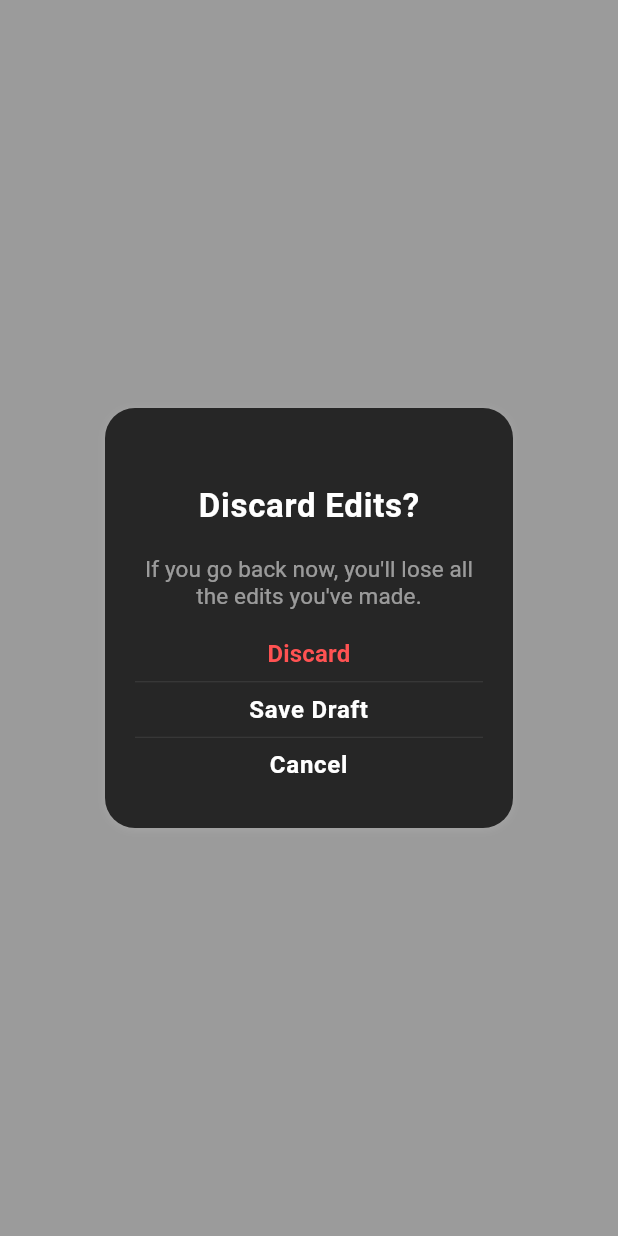
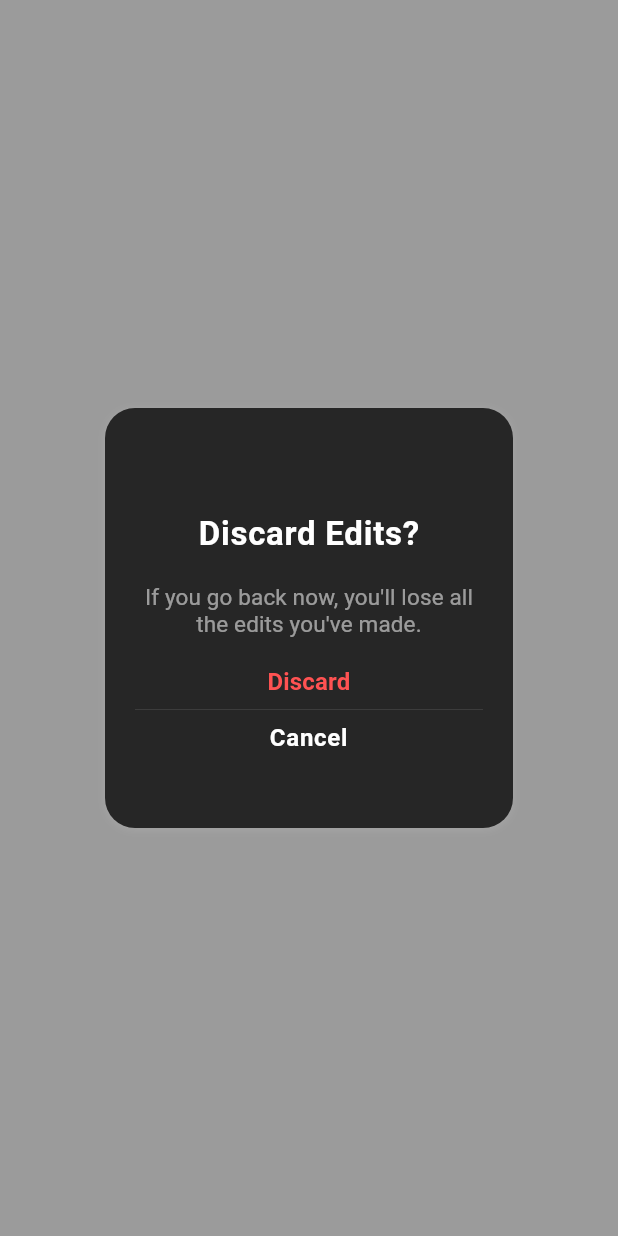
Before and after one commit to kalpesh2421/stories_editor, a Flutter app: what exitDialog() shows on an empty page, opened directly with empty values, on a phone screen of 412 x 824 dp. Run offline on Flutter 3.47's test engine with Material 2 defaults, Android fonts, the phone set to English and light mode, and no system bars; our stand-ins replace animated_text_kit, fluttertoast, image_gallery_saver, permission_handler, photo_view, share_plus; missing offline and left inert: align_positioned, ffmpeg_kit_flutter_min_gpl, gallery_media_picker, modal_gif_picker, perfect_freehand; project files that could hold a hidden picture were left out.

Commit message:
remove save draft option from exit popup

```diff
--- a/lib/src/presentation/utils/modal_sheets.dart
+++ b/lib/src/presentation/utils/modal_sheets.dart
@@ -108,48 +108,48 @@ Future<bool> exitDialog({required context, required contentKey}) async {
                       textAlign: TextAlign.center,
                     ),
                   ),
-                  const SizedBox(
-                    height: 18,
-                    child: Divider(
-                      color: Colors.white10,
-                    ),
-                  ),
-
-                  /// save and exit
-                  AnimatedOnTapButton(
-                    onTap: () async {
-                      final _paintingProvider =
-                          Provider.of<PaintingNotifier>(context, listen: false);
-                      final _widgetProvider =
-                          Provider.of<DraggableWidgetNotifier>(context,
-                              listen: false);
-                      if (_paintingProvider.lines.isNotEmpty ||
-                          _widgetProvider.draggableWidget.isNotEmpty) {
-                        /// save image
-                        var response = await takePicture(
-                            contentKey: contentKey,
-                            context: context,
-                            saveToGallery: true);
-                        if (response) {
-                          _dispose(
-                              context: context, message: 'Successfully saved');
-                        } else {
-                          _dispose(context: context, message: 'Error');
-                        }
-                      } else {
-                        _dispose(context: context, message: 'Draft Empty');
-                      }
-                    },
-                    child: const Text(
-                      'Save Draft',
-                      style: TextStyle(
-                          fontSize: 16,
-                          color: Colors.white,
-                          fontWeight: FontWeight.bold,
-                          letterSpacing: 0.5),
-                      textAlign: TextAlign.center,
-                    ),
-                  ),
+                  // const SizedBox(
+                  //   height: 18,
+                  //   child: Divider(
+                  //     color: Colors.white10,
+                  //   ),
+                  // ),
+                  //
+                  // /// save and exit
+                  // AnimatedOnTapButton(
+                  //   onTap: () async {
+                  //     final _paintingProvider =
+                  //         Provider.of<PaintingNotifier>(context, listen: false);
+                  //     final _widgetProvider =
+                  //         Provider.of<DraggableWidgetNotifier>(context,
+                  //             listen: false);
+                  //     if (_paintingProvider.lines.isNotEmpty ||
+                  //         _widgetProvider.draggableWidget.isNotEmpty) {
+                  //       /// save image
+                  //       var response = await takePicture(
+                  //           contentKey: contentKey,
+                  //           context: context,
+                  //           saveToGallery: true);
+                  //       if (response) {
+                  //         _dispose(
+                  //             context: context, message: 'Successfully saved');
+                  //       } else {
+                  //         _dispose(context: context, message: 'Error');
+                  //       }
+                  //     } else {
+                  //       _dispose(context: context, message: 'Draft Empty');
+                  //     }
+                  //   },
+                  //   child: const Text(
+                  //     'Save Draft',
+                  //     style: TextStyle(
+                  //         fontSize: 16,
+                  //         color: Colors.white,
+                  //         fontWeight: FontWeight.bold,
+                  //         letterSpacing: 0.5),
+                  //     textAlign: TextAlign.center,
+                  //   ),
+                  // ),
                   const SizedBox(
                     height: 18,
                     child: Divider(
```
